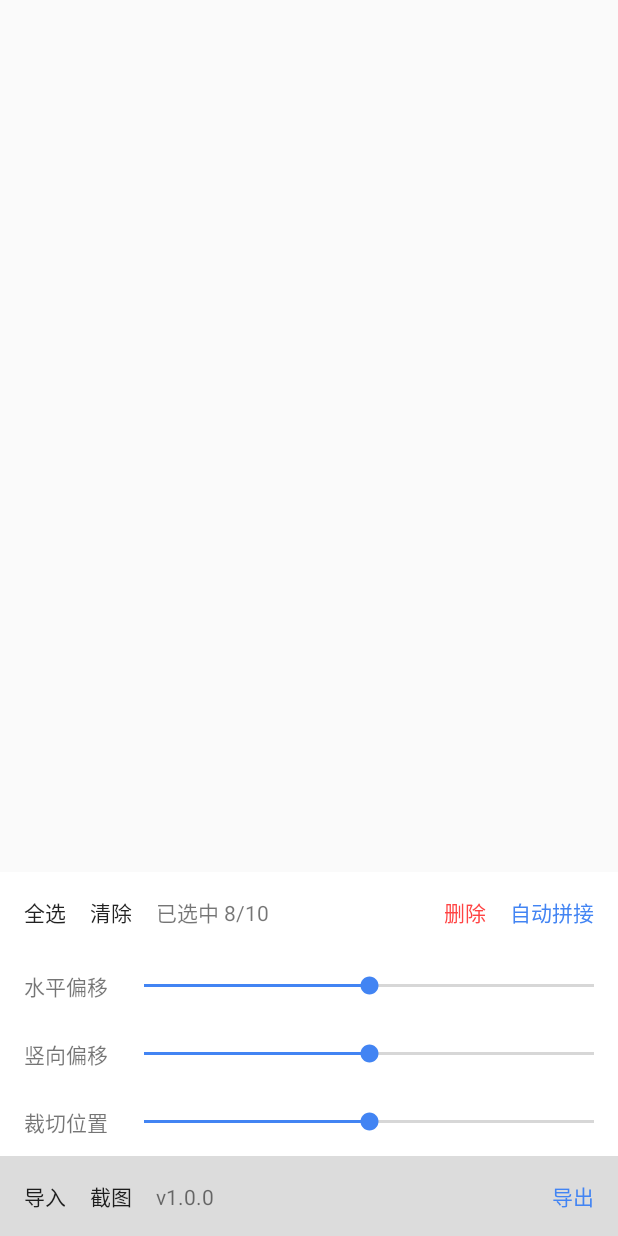
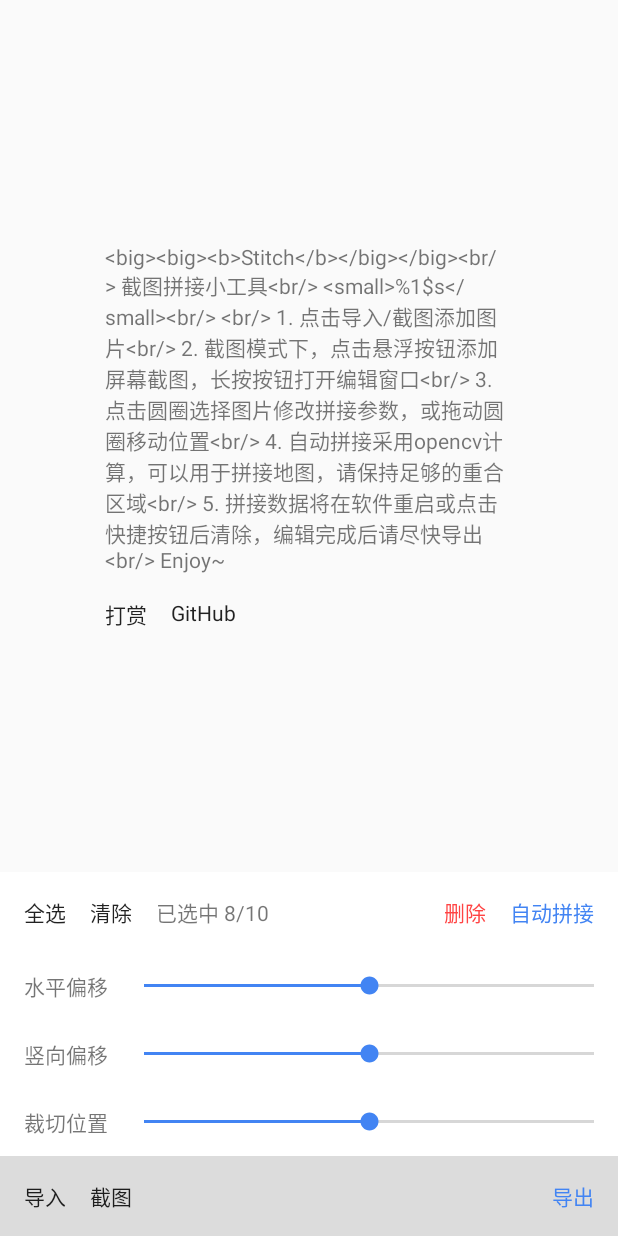
Before and after one commit to ekibun/Stitch, an Android app: the layout activity_edit.xml on its own in the app's theme, with its tools: preview values and no code run, on a phone screen of 412 x 824 dp. Run offline under Robolectric (Android 15) with nearby library versions, the phone set to English and light mode, and no system bars.

Commit message:
1. Fix notification message 2. Add QuickTile settings 3. Add guidance

```diff
--- a/app/src/main/java/soko/ekibun/stitch/App.kt
+++ b/app/src/main/java/soko/ekibun/stitch/App.kt
@@ -3,7 +3,7 @@ package soko.ekibun.stitch
 import android.app.Application
 import android.content.res.Resources
 
-class App: Application() {
+class App : Application() {
     private val bitmapCache by lazy { BitmapCache(this) }
     val stitchInfo by lazy { mutableListOf<Stitch.StitchInfo>() }
 
--- a/app/src/main/java/soko/ekibun/stitch/CaptureService.kt
+++ b/app/src/main/java/soko/ekibun/stitch/CaptureService.kt
@@ -37,7 +37,7 @@ class CaptureService : Service() {
             e.printStackTrace()
         }
         startActivity(Intent(this, EditActivity::class.java).apply {
-            addFlags(Intent.FLAG_ACTIVITY_NEW_TASK)
+            addFlags(Intent.FLAG_ACTIVITY_NEW_TASK or Intent.FLAG_ACTIVITY_CLEAR_TASK)
         })
         stopSelf()
     }
@@ -48,6 +48,7 @@ class CaptureService : Service() {
     }
 
     override fun onCreate() {
+        startService(Intent(this, QuickTileService::class.java))
         floatButton.run { }
         notification.run { }
     }
@@ -57,6 +58,7 @@ class CaptureService : Service() {
         stopForeground(true)
         screenCapture?.destroy()
         floatButton.destroy()
+        startService(Intent(this, QuickTileService::class.java))
     }
 
     override fun onStartCommand(intent: Intent, flags: Int, startId: Int): Int {
--- a/app/src/main/java/soko/ekibun/stitch/EditLayoutManager.kt
+++ b/app/src/main/java/soko/ekibun/stitch/EditLayoutManager.kt
@@ -68,7 +68,7 @@ class EditLayoutManager : RecyclerView.LayoutManager() {
                         overL.toFloat(),
                         overT.toFloat(),
                         overR.toFloat(),
-                       overT * (1 - it.trim) + overB * it.trim,
+                        overT * (1 - it.trim) + overB * it.trim,
                         Path.Direction.CCW
                     )
                 } else {
--- a/app/src/main/java/soko/ekibun/stitch/Notification.kt
+++ b/app/src/main/java/soko/ekibun/stitch/Notification.kt
@@ -42,7 +42,7 @@ class Notification(private val service: Service) {
     }
 
     fun updateText() {
-        service.getString(R.string.notify_text, App.stitchInfo.size)
+        builder.setContentText(service.getString(R.string.notify_text, App.stitchInfo.size))
         manager.notify(notifyID, builder.build())
     }
 }
--- a/app/src/main/java/soko/ekibun/stitch/SplashActivity.kt
+++ b/app/src/main/java/soko/ekibun/stitch/SplashActivity.kt
@@ -1,8 +1,8 @@
 package soko.ekibun.stitch
 
 import android.content.Intent
+import android.os.Bundle
 import androidx.appcompat.app.AppCompatActivity
-import android.os.Bundle
 
 class SplashActivity : AppCompatActivity() {
     override fun onCreate(savedInstanceState: Bundle?) {
--- a/app/src/main/res/drawable/ic_launcher_foreground.xml
+++ b/app/src/main/res/drawable/ic_launcher_foreground.xml
@@ -4,7 +4,8 @@
     android:height="108dp"
     android:viewportWidth="108"
     android:viewportHeight="108">
-  <group android:scaleX="0.515625"
+    <group
+        android:scaleX="0.515625"
         android:scaleY="0.515625"
         android:translateX="29.25"
         android:translateY="29.25">
@@ -13,6 +14,6 @@
             android:fillType="nonZero"
             android:pathData="M 16,68 V 56 h 4 4 v 8 8 h 8 8 v 4 4 H 28 16 Z m 29,4 V 68 H 56.5 68 V 56.5 45 h 4 4 V 60.5 76 H 60.5 45 Z M 20,35.5 V 20 H 35.5 51 v 4 4 H 39.5 28 V 39.5 51 H 24 20 Z M 72,32 v -8 h -8 -8 v -4 -4 h 12 12 v 12 12 h -4 -4 z"
             android:strokeWidth="1"
-        android:strokeColor="#00000000"/>
+            android:strokeColor="#00000000" />
     </group>
 </vector>
--- a/app/src/main/res/drawable/ic_tile.xml
+++ b/app/src/main/res/drawable/ic_tile.xml
@@ -4,7 +4,7 @@
     android:height="108dp"
     android:viewportWidth="96"
     android:viewportHeight="96">
-  <path
-      android:fillColor="#FFFFFF"
-      android:pathData="M 16,68 V 56 h 4 4 v 8 8 h 8 8 v 4 4 H 28 16 Z m 29,4 V 68 H 56.5 68 V 56.5 45 h 4 4 V 60.5 76 H 60.5 45 Z M 20,35.5 V 20 H 35.5 51 v 4 4 H 39.5 28 V 39.5 51 H 24 20 Z M 72,32 v -8 h -8 -8 v -4 -4 h 12 12 v 12 12 h -4 -4 z" />
+    <path
+        android:fillColor="#FFFFFF"
+        android:pathData="M 16,68 V 56 h 4 4 v 8 8 h 8 8 v 4 4 H 28 16 Z m 29,4 V 68 H 56.5 68 V 56.5 45 h 4 4 V 60.5 76 H 60.5 45 Z M 20,35.5 V 20 H 35.5 51 v 4 4 H 39.5 28 V 39.5 51 H 24 20 Z M 72,32 v -8 h -8 -8 v -4 -4 h 12 12 v 12 12 h -4 -4 z" />
 </vector>
--- a/app/src/main/res/layout/activity_edit.xml
+++ b/app/src/main/res/layout/activity_edit.xml
@@ -6,13 +6,60 @@
     android:layout_height="match_parent"
     android:orientation="vertical">
 
-    <androidx.recyclerview.widget.RecyclerView
-        android:id="@+id/edit"
+    <FrameLayout
         android:layout_width="match_parent"
         android:layout_height="0dp"
-        android:layout_weight="1"
-        app:layout_constraintBottom_toTopOf="@+id/ctrl_plane"
-        app:layout_constraintTop_toTopOf="parent" />
+        android:layout_weight="1">
+
+        <androidx.recyclerview.widget.RecyclerView
+            android:id="@+id/edit"
+            android:layout_width="match_parent"
+            android:layout_height="match_parent"
+            app:layout_constraintTop_toTopOf="parent"
+            tools:visibility="invisible" />
+
+        <androidx.constraintlayout.widget.ConstraintLayout
+            android:id="@+id/guidance"
+            android:layout_width="match_parent"
+            android:layout_height="match_parent"
+            android:contextClickable="true">
+
+            <TextView
+                android:id="@+id/guidance_info"
+                android:layout_width="0dp"
+                android:layout_height="wrap_content"
+                android:padding="8dp"
+                android:text="@string/guidance_info"
+                app:layout_constraintBottom_toTopOf="@+id/menu_support"
+                app:layout_constraintEnd_toEndOf="parent"
+                app:layout_constraintStart_toStartOf="parent"
+                app:layout_constraintTop_toTopOf="parent"
+                app:layout_constraintVertical_chainStyle="packed"
+                app:layout_constraintWidth_percent="0.7" />
+
+            <TextView
+                android:id="@+id/menu_support"
+                android:layout_width="wrap_content"
+                android:layout_height="wrap_content"
+                android:padding="8dp"
+                android:text="@string/menu_support"
+                android:textColor="?android:attr/textColorPrimary"
+                app:layout_constraintBottom_toBottomOf="parent"
+                app:layout_constraintStart_toStartOf="@+id/guidance_info"
+                app:layout_constraintTop_toBottomOf="@+id/guidance_info" />
+
+            <TextView
+                android:id="@+id/menu_github"
+                android:layout_width="wrap_content"
+                android:layout_height="wrap_content"
+                android:padding="8dp"
+                android:text="@string/menu_github"
+                android:textColor="?android:attr/textColorPrimary"
+                app:layout_constraintStart_toEndOf="@+id/menu_support"
+                app:layout_constraintTop_toBottomOf="@+id/guidance_info" />
+        </androidx.constraintlayout.widget.ConstraintLayout>
+    </FrameLayout>
+
 
     <LinearLayout
         android:layout_width="match_parent"
@@ -23,8 +70,8 @@
         <LinearLayout
             android:layout_width="match_parent"
             android:layout_height="wrap_content"
+            android:background="?android:attr/colorBackgroundFloating"
             android:orientation="horizontal"
-            android:background="?android:attr/colorBackgroundFloating"
             android:padding="8dp">
 
             <TextView
@@ -76,8 +123,8 @@
         <LinearLayout
             android:layout_width="match_parent"
             android:layout_height="wrap_content"
+            android:background="?android:attr/colorBackgroundFloating"
             android:baselineAligned="false"
-            android:background="?android:attr/colorBackgroundFloating"
             android:orientation="horizontal">
 
             <LinearLayout
@@ -169,14 +216,10 @@
                 android:text="@string/menu_capture"
                 android:textColor="?android:attr/textColorPrimary" />
 
-            <TextView
-                android:id="@+id/menu_version"
+            <View
                 android:layout_width="0dp"
-                android:layout_height="wrap_content"
-                android:layout_weight="1"
-                android:background="?android:attr/selectableItemBackgroundBorderless"
-                android:padding="8dp"
-                tools:text="v1.0.0" />
+                android:layout_height="0dp"
+                android:layout_weight="1" />
 
             <TextView
                 android:id="@+id/menu_save"
--- a/app/src/main/res/layout/float_button.xml
+++ b/app/src/main/res/layout/float_button.xml
@@ -10,12 +10,12 @@
         android:id="@+id/floatingActionButton"
         android:layout_width="wrap_content"
         android:layout_height="wrap_content"
+        android:layout_marginEnd="22dp"
         android:layout_marginBottom="22dp"
-        android:layout_marginEnd="22dp"
         android:clickable="true"
+        android:focusable="true"
         app:fabSize="normal"
+        app:rippleColor="@color/colorPrimary"
         app:srcCompat="@drawable/ic_tile"
-        app:rippleColor="@color/colorPrimary"
-        android:focusable="true"
         tools:ignore="ContentDescription" />
 </RelativeLayout>
--- a/app/src/main/res/mipmap-anydpi-v26/ic_launcher.xml
+++ b/app/src/main/res/mipmap-anydpi-v26/ic_launcher.xml
@@ -1,5 +1,5 @@
 <?xml version="1.0" encoding="utf-8"?>
 <adaptive-icon xmlns:android="http://schemas.android.com/apk/res/android">
-    <background android:drawable="@color/colorPrimary"/>
-    <foreground android:drawable="@drawable/ic_launcher_foreground"/>
+    <background android:drawable="@color/colorPrimary" />
+    <foreground android:drawable="@drawable/ic_launcher_foreground" />
 </adaptive-icon>
--- a/app/src/main/res/mipmap-anydpi-v26/ic_launcher_round.xml
+++ b/app/src/main/res/mipmap-anydpi-v26/ic_launcher_round.xml
@@ -1,5 +1,5 @@
 <?xml version="1.0" encoding="utf-8"?>
 <adaptive-icon xmlns:android="http://schemas.android.com/apk/res/android">
-    <background android:drawable="@color/colorPrimary"/>
-    <foreground android:drawable="@drawable/ic_launcher_foreground"/>
+    <background android:drawable="@color/colorPrimary" />
+    <foreground android:drawable="@drawable/ic_launcher_foreground" />
 </adaptive-icon>
--- a/app/src/main/res/values/strings.xml
+++ b/app/src/main/res/values/strings.xml
@@ -25,17 +25,20 @@
     <string name="menu_capture">截图</string>
     <string name="menu_save">导出</string>
 
-    <string name="about_dialog_title">关于Stitch</string>
-    <string name="about_dialog_message">
-        截图拼接小工具\n
-        1. 点击导入/截图添加图片\n
-        2. 截图模式下，点击悬浮按钮添加屏幕截图，长按按钮打开编辑窗口\n
-        3. 点击圆圈选择图片修改拼接参数，或拖动圆圈移动位置\n
-        4. 自动拼接采用opencv计算，可以用于拼接地图，请保持足够的重合区域\n
-        5. 拼接数据将在软件重启或点击快捷按钮后清除，编辑完成后请尽快导出\n
+    <string name="guidance_info">
+        &lt;big>&lt;big>&lt;b>Stitch&lt;/b>&lt;/big>&lt;/big>&lt;br/>
+        截图拼接小工具&lt;br/>
+        &lt;small>%1$s&lt;/small>&lt;br/>
+        &lt;br/>
+        1. 点击导入/截图添加图片&lt;br/>
+        2. 截图模式下，点击悬浮按钮添加屏幕截图，长按按钮打开编辑窗口&lt;br/>
+        3. 点击圆圈选择图片修改拼接参数，或拖动圆圈移动位置&lt;br/>
+        4. 自动拼接采用opencv计算，可以用于拼接地图，请保持足够的重合区域&lt;br/>
+        5. 拼接数据将在软件重启或点击快捷按钮后清除，编辑完成后请尽快导出&lt;br/>
         Enjoy~
     </string>
-    <string name="about_dialog_support">打赏</string>
-    <string name="about_dialog_github">GitHub</string>
-    <string name="about_dialog_button">确定</string>
+    <string name="menu_support">打赏</string>
+    <string name="support_error">请安装支付宝后进行操作</string>
+    <string name="menu_github">GitHub</string>
+    <string name="open_error">无法打开浏览器</string>
 </resources>
--- a/app/src/main/res/values/themes.xml
+++ b/app/src/main/res/values/themes.xml
@@ -1,10 +1,12 @@
 <resources>
+
     <style name="Theme.Stitch" parent="Theme.AppCompat.DayNight.NoActionBar">
         <item name="colorPrimary">@color/colorPrimary</item>
         <item name="colorPrimaryDark">@color/colorPrimary</item>
         <item name="colorAccent">@color/colorPrimary</item>
         <item name="android:windowNoTitle">true</item>
     </style>
+
     <style name="Theme.Stitch.Transparent">
         <item name="android:windowBackground">@color/transparent</item>
         <item name="android:statusBarColor">@color/transparent</item>
--- a/app/src/main/res/xml/backup_descriptor.xml
+++ /dev/null
@@ -1,4 +0,0 @@
-<?xml version="1.0" encoding="utf-8"?>
-<full-backup-content>
-    <!-- Exclude specific shared preferences that contain GCM registration Id -->
-</full-backup-content>
```
Also changed, not shown: app/src/main/AndroidManifest.xml (+9 -2 lines), app/src/main/java/soko/ekibun/stitch/EditActivity.kt (+17 -23 lines), app/src/main/java/soko/ekibun/stitch/EditAdapter.kt (deleted, +0 -20 lines), app/src/main/java/soko/ekibun/stitch/EmptyAdapter.kt (added, +20 -0 lines), app/src/main/java/soko/ekibun/stitch/QuickTileService.kt (+10 -0 lines). Lines whose indentation alone changed are shown as unchanged.
